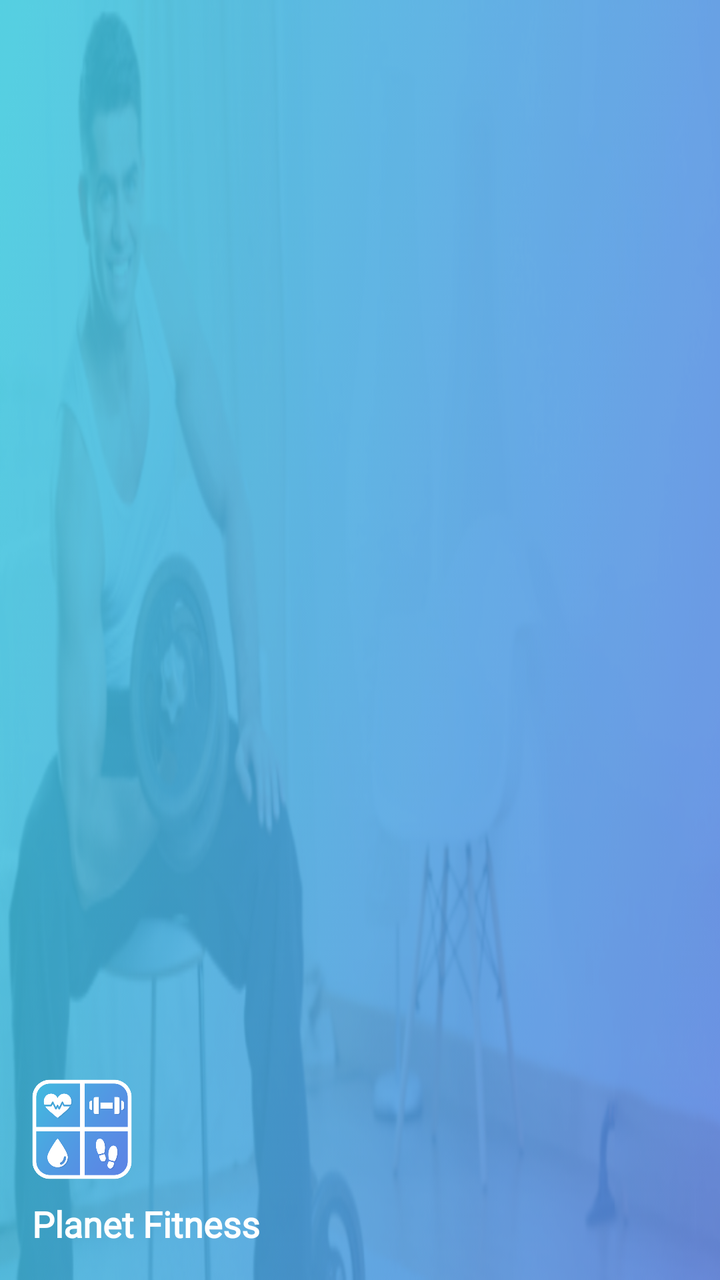
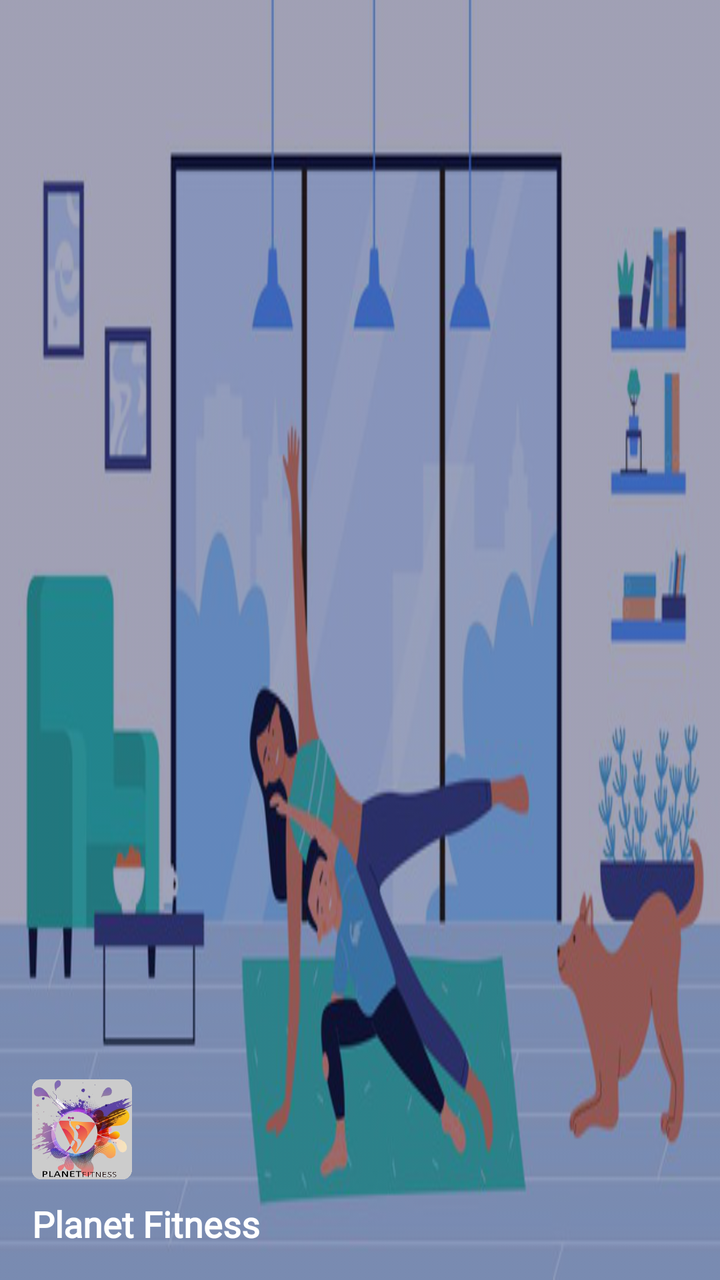

An Android layout rendered at two revisions. The XML below is the earlier revision; the diff shows what the commit changed to produce the second picture.
<!-- AndroidManifest.xml: application theme AppTheme -->
<!-- res/layout/nav_header_main.xml -->
<?xml version="1.0" encoding="utf-8"?>
<LinearLayout xmlns:android="http://schemas.android.com/apk/res/android"
    xmlns:aapt="http://schemas.android.com/aapt"
    xmlns:app="http://schemas.android.com/apk/res-auto"
    android:layout_width="match_parent"
    android:layout_height="180dp"
    android:background="@mipmap/drawer_banner"
    android:gravity="bottom"
    android:orientation="vertical"
    android:paddingLeft="@dimen/activity_horizontal_margin"
    android:paddingTop="@dimen/activity_vertical_margin"
    android:paddingRight="@dimen/activity_horizontal_margin"
    android:paddingBottom="@dimen/activity_vertical_margin"
    android:theme="@style/ThemeOverlay.AppCompat.Dark">

    <ImageView
        android:id="@+id/imageView"
        android:layout_width="50dp"
        android:layout_height="50dp"
        app:srcCompat="@mipmap/logo1" />

    <TextView
        android:layout_width="match_parent"
        android:layout_height="wrap_content"
        android:paddingTop="10dp"
        android:text="@string/app_name"
        android:textSize="18dp"
        android:fontFamily="@font/gothic"
        android:textStyle="bold"
        android:textColor="@color/white" />


</LinearLayout>
<!-- resources referenced by this layout -->
<resources>
  <color name="white">#ffffff</color>
  <dimen name="activity_horizontal_margin">16dp</dimen>
  <dimen name="activity_vertical_margin">16dp</dimen>
  <!-- mipmap drawer_banner: png bitmap (mipmap-xhdpi, 142199 bytes) -->
  <!-- mipmap logo1: png bitmap (mipmap-xhdpi, 38570 bytes) -->
  <string name="app_name">Planet Fitness</string>
  <style name="AppTheme" parent="Theme.AppCompat.Light.DarkActionBar">
          
          <item name="colorPrimary">@color/colorPrimary</item>
          <item name="colorPrimaryDark">@color/colorPrimaryDark</item>
          <item name="colorAccent">@color/colorAccent</item>
      </style>
  <color name="colorPrimary">#36D1DC</color>
  <color name="colorPrimaryDark">#044fab</color>
  <color name="colorAccent">#03DAC5</color>
</resources>

<!-- the commit's change to res/layout/nav_header_main.xml (unified diff, before → after) -->
@@ -4,7 +4,9 @@
     xmlns:app="http://schemas.android.com/apk/res-auto"
     android:layout_width="match_parent"
     android:layout_height="180dp"
-    android:background="@mipmap/drawer_banner"
+    android:background="@mipmap/yotly"
+    android:backgroundTint="#A1A4BC"
+    android:backgroundTintMode="multiply"
     android:gravity="bottom"
     android:orientation="vertical"
     android:paddingLeft="@dimen/activity_horizontal_margin"
<!-- resource entries referenced after the edit -->
@@ -3,8 +3,8 @@
   <color name="white">#ffffff</color>
   <dimen name="activity_horizontal_margin">16dp</dimen>
   <dimen name="activity_vertical_margin">16dp</dimen>
-  <!-- mipmap drawer_banner: png bitmap (mipmap-xhdpi, 142199 bytes) -->
-  <!-- mipmap logo1: png bitmap (mipmap-xhdpi, 38570 bytes) -->
+  <!-- mipmap logo1: png bitmap (mipmap-xhdpi, 240155 bytes) -->
+  <!-- mipmap yotly: png bitmap (mipmap-xhdpi, 151509 bytes) -->
   <string name="app_name">Planet Fitness</string>
   <style name="AppTheme" parent="Theme.AppCompat.Light.DarkActionBar">
           
@@ -12,8 +12,8 @@
           <item name="colorPrimaryDark">@color/colorPrimaryDark</item>
           <item name="colorAccent">@color/colorAccent</item>
       </style>
-  <color name="colorPrimary">#36D1DC</color>
-  <color name="colorPrimaryDark">#044fab</color>
-  <color name="colorAccent">#03DAC5</color>
+  <color name="colorPrimary">#434A71</color>
+  <color name="colorPrimaryDark">#1F2339</color>
+  <color name="colorAccent">#1F2339</color>
 </resources>
 
